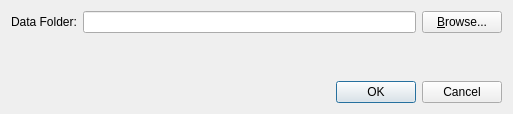
Old version of the form mac/examples/GasInfo/optiondialog.ui in the repository Quenii/ADCEVM.
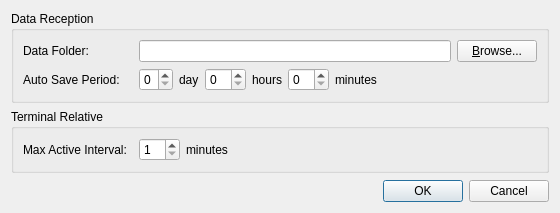
New version of the form.

What changed in the file:
```diff
--- a/mac/examples/GasInfo/optiondialog.ui
+++ b/mac/examples/GasInfo/optiondialog.ui
@@ -6,25 +6,43 @@
    <rect>
     <x>0</x>
     <y>0</y>
-    <width>513</width>
-    <height>114</height>
+    <width>560</width>
+    <height>213</height>
    </rect>
   </property>
   <property name="windowTitle">
    <string>Options</string>
   </property>
+  <layout class="QVBoxLayout" name="verticalLayout_3">
+   <item>
+    <widget class="QGroupBox" name="groupBox">
+     <property name="title">
+      <string>Data Reception</string>
+     </property>
   <layout class="QVBoxLayout" name="verticalLayout">
    <item>
-    <layout class="QHBoxLayout" name="horizontalLayout">
-     <item>
+       <layout class="QGridLayout" name="gridLayout">
+        <item row="0" column="0">
       <widget class="QLabel" name="label">
+          <property name="minimumSize">
+           <size>
+            <width>110</width>
+            <height>0</height>
+           </size>
+          </property>
        <property name="text">
         <string>Data Folder:</string>
        </property>
       </widget>
      </item>
+        <item row="0" column="1">
+         <layout class="QHBoxLayout" name="horizontalLayout_2">
      <item>
-      <widget class="QLineEdit" name="dataFolderLineEdit"/>
+           <widget class="QLineEdit" name="dataFolderLineEdit">
+            <property name="readOnly">
+             <bool>true</bool>
+            </property>
+           </widget>
      </item>
      <item>
       <widget class="QPushButton" name="broswePushButton">
@@ -40,6 +58,143 @@
       </widget>
      </item>
     </layout>
+        </item>
+        <item row="1" column="0">
+         <widget class="QLabel" name="label_2">
+          <property name="minimumSize">
+           <size>
+            <width>110</width>
+            <height>0</height>
+           </size>
+          </property>
+          <property name="text">
+           <string>Auto Save Period:</string>
+          </property>
+         </widget>
+        </item>
+        <item row="1" column="1">
+         <layout class="QHBoxLayout" name="horizontalLayout">
+          <item>
+           <widget class="QSpinBox" name="daySpinBox">
+            <property name="maximum">
+             <number>5</number>
+            </property>
+           </widget>
+          </item>
+          <item>
+           <widget class="QLabel" name="label_3">
+            <property name="text">
+             <string>day</string>
+            </property>
+           </widget>
+          </item>
+          <item>
+           <widget class="QSpinBox" name="hoursSpinBox">
+            <property name="maximum">
+             <number>23</number>
+            </property>
+           </widget>
+          </item>
+          <item>
+           <widget class="QLabel" name="label_4">
+            <property name="text">
+             <string>hours</string>
+            </property>
+           </widget>
+          </item>
+          <item>
+           <widget class="QSpinBox" name="minutesSpinBox">
+            <property name="maximum">
+             <number>59</number>
+            </property>
+           </widget>
+          </item>
+          <item>
+           <widget class="QLabel" name="label_5">
+            <property name="text">
+             <string>minutes</string>
+            </property>
+           </widget>
+          </item>
+          <item>
+           <spacer name="horizontalSpacer">
+            <property name="orientation">
+             <enum>Qt::Horizontal</enum>
+            </property>
+            <property name="sizeHint" stdset="0">
+             <size>
+              <width>40</width>
+              <height>20</height>
+             </size>
+            </property>
+           </spacer>
+          </item>
+         </layout>
+        </item>
+       </layout>
+      </item>
+     </layout>
+    </widget>
+   </item>
+   <item>
+    <widget class="QGroupBox" name="groupBox_2">
+     <property name="title">
+      <string>Terminal Relative</string>
+     </property>
+     <layout class="QVBoxLayout" name="verticalLayout_2">
+      <item>
+       <layout class="QGridLayout" name="gridLayout_2">
+        <item row="0" column="0">
+         <widget class="QLabel" name="label_7">
+          <property name="minimumSize">
+           <size>
+            <width>110</width>
+            <height>0</height>
+           </size>
+          </property>
+          <property name="text">
+           <string>Max Active Interval:</string>
+          </property>
+         </widget>
+        </item>
+        <item row="0" column="1">
+         <layout class="QHBoxLayout" name="horizontalLayout_4">
+          <item>
+           <widget class="QSpinBox" name="activeIntervalMinutesSpinBox">
+            <property name="minimum">
+             <number>1</number>
+            </property>
+            <property name="maximum">
+             <number>59</number>
+            </property>
+           </widget>
+          </item>
+          <item>
+           <widget class="QLabel" name="label_10">
+            <property name="text">
+             <string>minutes</string>
+            </property>
+           </widget>
+          </item>
+          <item>
+           <spacer name="horizontalSpacer_2">
+            <property name="orientation">
+             <enum>Qt::Horizontal</enum>
+            </property>
+            <property name="sizeHint" stdset="0">
+             <size>
+              <width>40</width>
+              <height>20</height>
+             </size>
+            </property>
+           </spacer>
+          </item>
+         </layout>
+        </item>
+       </layout>
+      </item>
+     </layout>
+    </widget>
    </item>
    <item>
     <spacer name="verticalSpacer">
```
Lines whose indentation alone changed are shown as unchanged.
